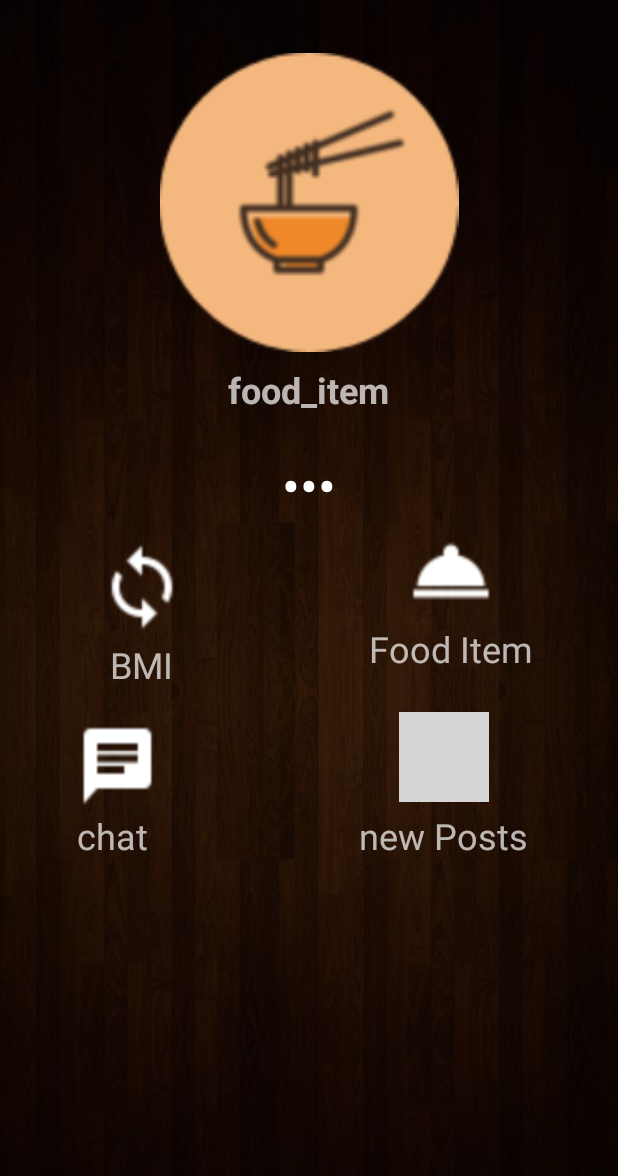
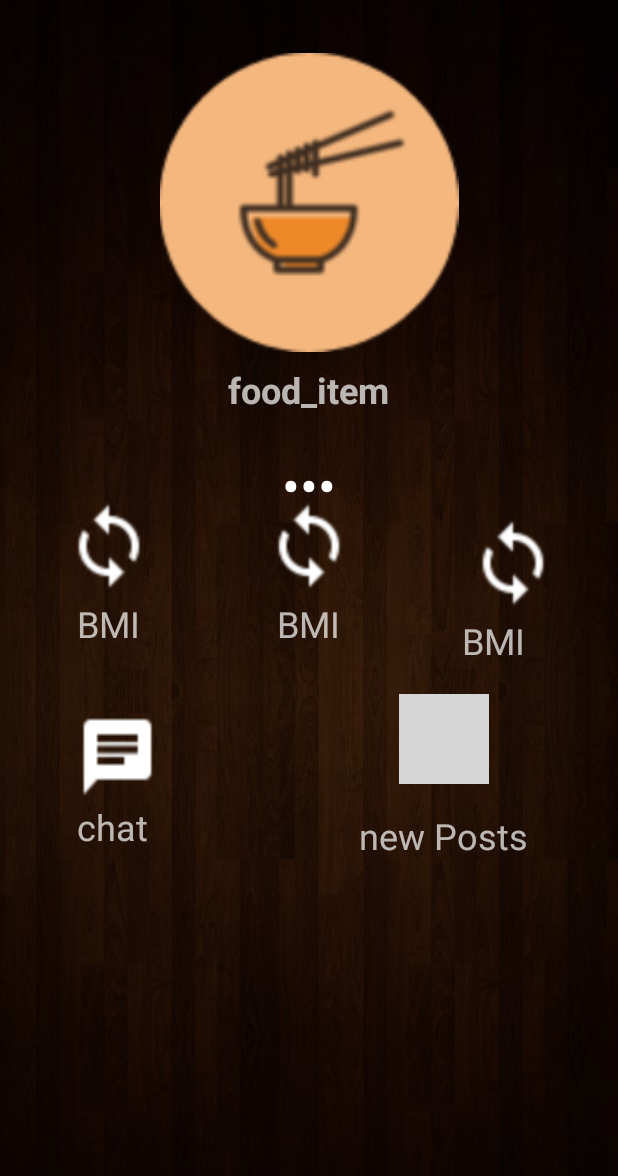
Before and after one commit to mohamedtabana/myapp, an Android app: the home_page screen opened directly, with no data from a screen before it, on a phone screen of 412 x 824 dp. Shown: the top 1176 px of the screen. Run offline under Robolectric (Android 15) with nearby library versions, the phone set to English and light mode, and no system bars; grey boxes are pictures that could not be loaded.

Commit message:
"add button "

```diff
--- a/app/src/main/res/layout/activity_home_page.xml
+++ b/app/src/main/res/layout/activity_home_page.xml
@@ -39,31 +39,23 @@
 
             <LinearLayout
                 android:layout_width="match_parent"
-                android:layout_height="166dp"
-                android:layout_marginTop="15dp"
-                android:layout_weight="1">
-
-            </LinearLayout>
-
-            <LinearLayout
-                android:layout_width="match_parent"
                 android:layout_height="match_parent"
                 android:layout_marginTop="15dp"
                 android:layout_weight="1">
 
                 <RelativeLayout
                     android:id="@+id/rellay_gallery"
-                    android:layout_width="match_parent"
+                    android:layout_width="166dp"
                     android:layout_height="match_parent"
                     android:layout_weight="0.65"
                     android:clickable="true"
                     android:foreground="?attr/selectableItemBackground">
 
                     <RelativeLayout
-                        android:layout_width="match_parent"
-                        android:layout_height="wrap_content"
+                        android:layout_width="85dp"
+                        android:layout_height="113dp"
                         android:layout_alignParentBottom="true"
-                        android:layout_alignParentStart="true">
+                        android:layout_centerHorizontal="true">
 
                         <ImageView
                             android:id="@+id/imgView5"
@@ -88,29 +80,52 @@
 
                     </RelativeLayout>
 
-                </RelativeLayout>
+                    <RelativeLayout
+                        android:layout_width="85dp"
+                        android:layout_height="113dp"
+                        android:layout_alignParentBottom="true"
+                        android:layout_alignParentEnd="true"
+                        android:layout_marginEnd="40dp">
 
-                <RelativeLayout
-                    android:id="@+id/rellay_map"
-                    android:layout_width="match_parent"
-                    android:layout_height="match_parent"
-                    android:layout_weight="0.55"
+                        <ImageView
+                            android:id="@+id/imgView5"
+                            android:layout_width="60dp"
+                            android:layout_height="60dp"
+                            android:layout_alignParentEnd="true"
+                            android:layout_alignParentTop="true"
+                            android:layout_marginTop="11dp"
+                            android:adjustViewBounds="true"
 
-                    android:clickable="true"
-                    android:foreground="?attr/selectableItemBackground">
+                            android:background="@drawable/bmi"
+                            android:padding="8dp"
+                            android:scaleType="centerInside"
+                            android:tint="@color/white" />
+
+                        <TextView
+                            android:layout_width="wrap_content"
+                            android:layout_height="wrap_content"
+                            android:layout_below="@+id/imgView5"
+                            android:layout_centerHorizontal="true"
+                            android:layout_marginTop="5dp"
+                            android:text="BMI"
+                            android:textSize="24sp" />
+
+                    </RelativeLayout>
 
                     <RelativeLayout
-                        android:layout_width="match_parent"
-                        android:layout_height="wrap_content"
-                        android:layout_centerInParent="true">
+                        android:layout_width="85dp"
+                        android:layout_height="113dp"
+                        android:layout_alignParentBottom="true"
+                        android:layout_alignParentStart="true"
+                        android:layout_marginStart="30dp">
 
                         <ImageView
-                            android:id="@+id/imgView6"
+                            android:id="@+id/imgView5"
                             android:layout_width="60dp"
                             android:layout_height="60dp"
                             android:layout_centerHorizontal="true"
                             android:adjustViewBounds="true"
-                            android:background="@drawable/food"
+                            android:background="@drawable/bmi"
                             android:padding="8dp"
                             android:scaleType="centerInside"
 
@@ -119,10 +134,10 @@
                         <TextView
                             android:layout_width="wrap_content"
                             android:layout_height="wrap_content"
-                            android:layout_below="@+id/imgView6"
+                            android:layout_below="@+id/imgView5"
                             android:layout_centerHorizontal="true"
                             android:layout_marginTop="5dp"
-                            android:text="Food Item"
+                            android:text="BMI"
                             android:textSize="24sp" />
 
                     </RelativeLayout>
```
